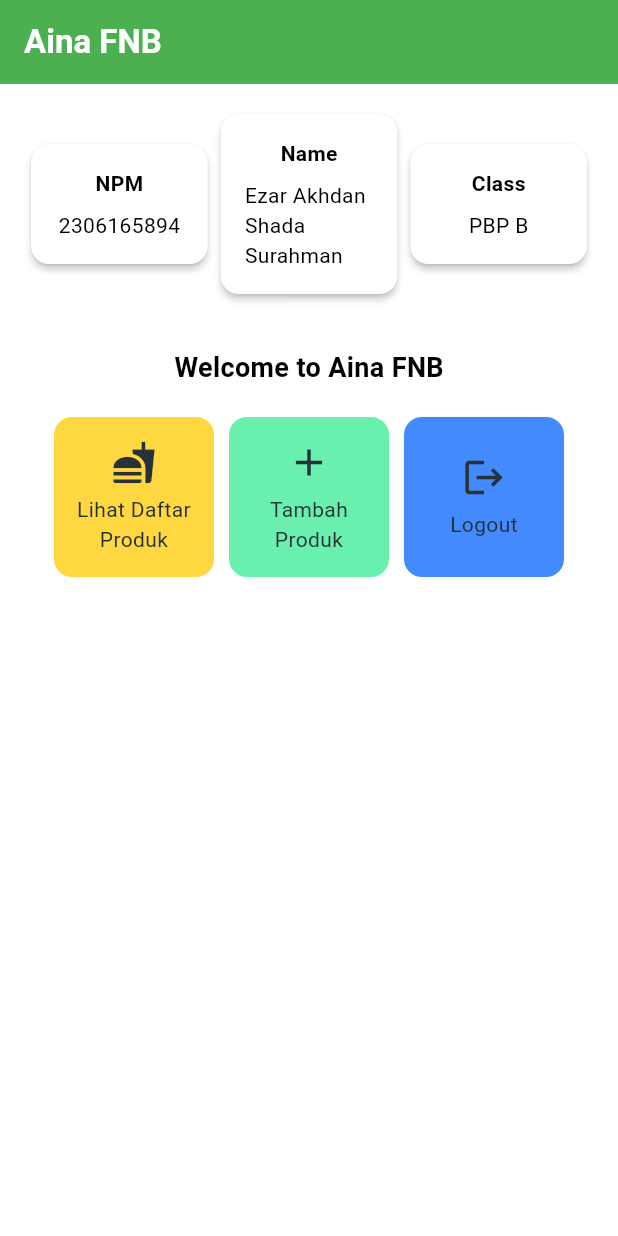
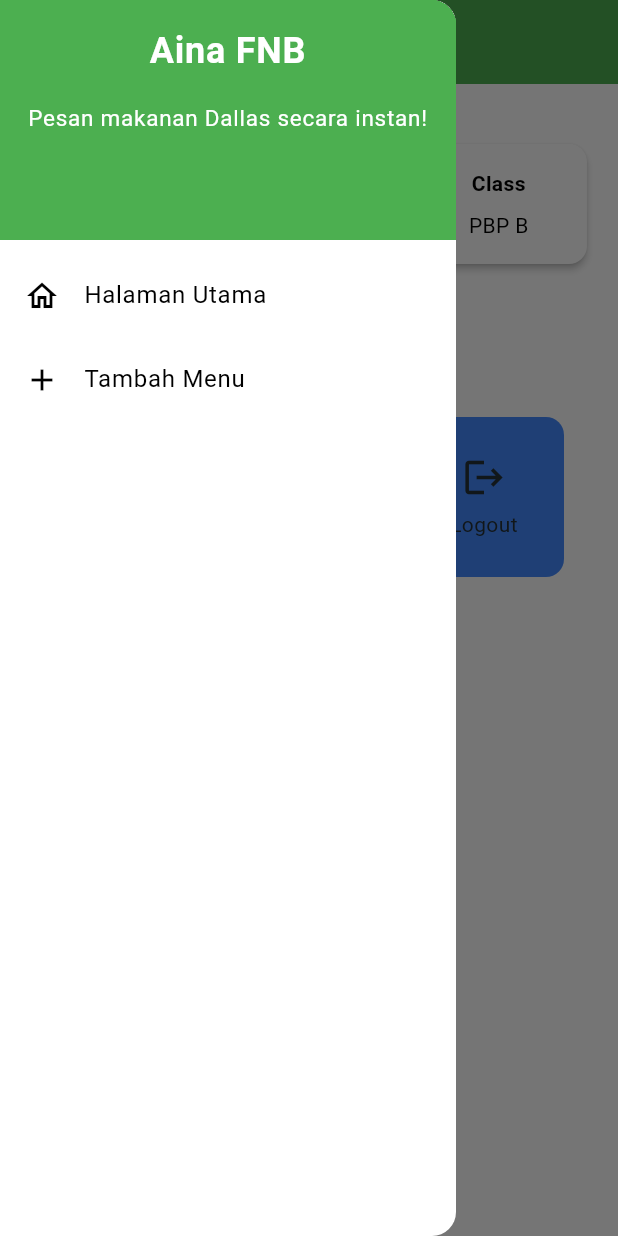
Before and after one commit to ezarsurahman/aina-fnb-mobile, a Flutter app: the screen it shows after launch, with the side drawer open (before the commit the screen has no drawer), on a phone screen of 412 x 824 dp. Run offline on Flutter 3.47's test engine with Material 3 defaults, Android fonts, the phone set to English and light mode, and no system bars.

Commit message:
Complete Tugas 8

```diff
--- a/lib/main.dart
+++ b/lib/main.dart
@@ -1,5 +1,5 @@
 import 'package:flutter/material.dart';
-import 'package:aina_fnb_mobile/menu.dart';
+import 'package:aina_fnb_mobile/screens/menu.dart';
 
 void main() {
   runApp(const MyApp());
--- a/lib/menu.dart
+++ b/lib/screens/menu.dart
@@ -1,4 +1,8 @@
 import 'package:flutter/material.dart';
+import 'package:aina_fnb_mobile/widgets/left_drawer.dart';
+import 'package:aina_fnb_mobile/screens/menuentry_form.dart';
+import 'package:aina_fnb_mobile/widgets/menu_card.dart';
+
 class MyHomePage extends StatelessWidget {
   MyHomePage({super.key});
 
@@ -7,8 +11,8 @@ class MyHomePage extends StatelessWidget {
   final String className = 'PBP B'; // Kelas
 
   final List<ItemHomepage> items = [
-        ItemHomepage("Lihat Daftar Produk", Icons.fastfood, Colors.amberAccent),
-        ItemHomepage("Tambah Produk", Icons.add, Colors.greenAccent),
+        ItemHomepage("Lihat Daftar Menu", Icons.fastfood, Colors.amberAccent),
+        ItemHomepage("Tambah Menu", Icons.add, Colors.greenAccent),
         ItemHomepage("Logout", Icons.logout,Colors.blueAccent),
       ];
 
@@ -26,9 +30,11 @@ class MyHomePage extends StatelessWidget {
             fontWeight: FontWeight.bold,
           ),
         ),
+        iconTheme: const IconThemeData(color: Colors.white),
         // Warna latar belakang AppBar diambil dari skema warna tema aplikasi.
         backgroundColor: Theme.of(context).colorScheme.primary,
       ),
+      drawer: const LeftDrawer(),
       // Body halaman dengan padding di sekelilingnya.
       body: Padding(
         padding: const EdgeInsets.all(16.0),
@@ -53,7 +59,6 @@ class MyHomePage extends StatelessWidget {
             Center(
               child: Column(
                 // Menyusun teks dan grid item secara vertikal.
-
                 children: [
                   // Menampilkan teks sambutan dengan gaya tebal dan ukuran 18.
                   const Padding(
@@ -66,7 +71,6 @@ class MyHomePage extends StatelessWidget {
                       ),
                     ),
                   ),
-
                   // Grid untuk menampilkan ItemCard dalam bentuk grid 3 kolom.
                   GridView.count(
                     primary: true,
@@ -124,65 +128,3 @@ class InfoCard extends StatelessWidget {
     );
   }
 }
-
-class ItemHomepage {
-    final String name;
-    final IconData icon;
-    final Color color;
-
-    ItemHomepage(this.name, this.icon, this.color);
-}
-
-class ItemCard extends StatelessWidget {
-  // Menampilkan kartu dengan ikon dan nama.
-
-  final ItemHomepage item;
-
-  const ItemCard(this.item, {super.key});
-
-  @override
-  Widget build(BuildContext context) {
-    return Material(
-      // Menentukan warna latar belakang dari tema aplikasi.
-      color: item.color,
-      // Membuat sudut kartu melengkung.
-      borderRadius: BorderRadius.circular(12),
-
-      child: InkWell(
-        // Aksi ketika kartu ditekan.
-        onTap: () {
-          // Menampilkan pesan SnackBar saat kartu ditekan.
-          ScaffoldMessenger.of(context)
-            ..hideCurrentSnackBar()
-            ..showSnackBar(
-              SnackBar(content: Text("Kamu telah menekan tombol ${item.name}!"))
-            );
-        },
-        // Container untuk menyimpan Icon dan Text
-        child: Container(
-          padding: const EdgeInsets.all(8),
-          child: Center(
-            child: Column(
-              // Menyusun ikon dan teks di tengah kartu.
-              mainAxisAlignment: MainAxisAlignment.center,
-              children: [
-                Icon(
-                  item.icon,
-                  color: Colors.blueGrey[900]!,
-                  size: 30.0,
-                ),
-                const Padding(padding: EdgeInsets.all(3)),
-                Text(
-                  item.name,
-                  textAlign: TextAlign.center,
-                  style: const TextStyle(color: Color.fromARGB(255, 37, 49, 55)),
-                ),
-              ],
-            ),
-          ),
-        ),
-      ),
-    );
-  }
-
-}
--- /dev/null
+++ b/lib/widgets/left_drawer.dart
@@ -0,0 +1,67 @@
+import 'package:flutter/material.dart';
+import 'package:aina_fnb_mobile/screens/menu.dart';
+import 'package:aina_fnb_mobile/screens/menuentry_form.dart';
+
+class LeftDrawer extends StatelessWidget {
+  const LeftDrawer({super.key});
+
+  @override
+  Widget build(BuildContext context) {
+    return Drawer(
+      backgroundColor: Colors.white,
+      child: ListView(
+        children: [
+          DrawerHeader(
+            decoration: BoxDecoration(
+            color: Theme.of(context).colorScheme.primary,
+            ),
+            child: const Column(
+              children: [
+                Text(
+                  'Aina FNB',
+                  textAlign: TextAlign.center,
+                  style: TextStyle(
+                    fontSize: 24,
+                    fontWeight: FontWeight.bold,
+                    color: Colors.white,
+                  ),
+                ),
+                Padding(padding: EdgeInsets.all(8)),
+                Text(
+                  "Pesan makanan Dallas secara instan!",
+                  // TODO: Tambahkan gaya teks dengan center alignment, font ukuran 15, warna putih, dan weight biasa
+                  textAlign: TextAlign.center,
+                  style: TextStyle(fontSize: 15, color: Colors.white),
+                  ),
+                ],
+              ),
+            ),
+          ListTile(
+            leading: const Icon(Icons.home_outlined),
+            title: const Text('Halaman Utama'),
+            // Bagian redirection ke MyHomePage
+            onTap: () {
+            Navigator.pushReplacement(
+                context,
+                MaterialPageRoute(
+                    builder: (context) => MyHomePage(),
+                ));
+              },
+            ),
+          ListTile(
+            leading: const Icon(Icons.add),
+            title: const Text('Tambah Menu'),
+            // Bagian redirection ke MoodEntryFormPage
+            onTap: () {
+            Navigator.pushReplacement(
+                context,
+                MaterialPageRoute(
+                    builder: (context) => MenuEntryForm(),
+                ));
+            },
+          ),
+        ],
+      ),
+    );
+  }
+}
--- /dev/null
+++ b/lib/widgets/menu_card.dart
@@ -0,0 +1,73 @@
+import 'package:flutter/material.dart';
+import 'package:aina_fnb_mobile/screens/menuentry_form.dart';
+
+class ItemHomepage {
+    final String name;
+    final IconData icon;
+    final Color color;
+
+    ItemHomepage(this.name, this.icon, this.color);
+}
+
+class ItemCard extends StatelessWidget {
+  // Menampilkan kartu dengan ikon dan nama.
+
+  final ItemHomepage item;
+
+  const ItemCard(this.item, {super.key});
+
+  @override
+  Widget build(BuildContext context) {
+    return Material(
+      // Menentukan warna latar belakang dari tema aplikasi.
+      color: item.color,
+      // Membuat sudut kartu melengkung.
+      borderRadius: BorderRadius.circular(12),
+
+      child: InkWell(
+        // Aksi ketika kartu ditekan.
+        onTap: () {
+          // Menampilkan pesan SnackBar saat kartu ditekan.
+          ScaffoldMessenger.of(context)
+            ..hideCurrentSnackBar()
+            ..showSnackBar(
+              SnackBar(content: Text("Kamu telah menekan tombol ${item.name}!"))
+            );
+              // Navigate ke route yang sesuai (tergantung jenis tombol)
+            if (item.name == "Tambah Menu") {
+              // TODO: Gunakan Navigator.push untuk melakukan navigasi ke MaterialPageRoute yang mencakup MoodEntryFormPage.
+              Navigator.push(
+                context,
+                MaterialPageRoute(
+                    builder: (context) => MenuEntryForm(),
+                ));
+            }
+        },
+        // Container untuk menyimpan Icon dan Text
+        child: Container(
+          padding: const EdgeInsets.all(8),
+          child: Center(
+            child: Column(
+              // Menyusun ikon dan teks di tengah kartu.
+              mainAxisAlignment: MainAxisAlignment.center,
+              children: [
+                Icon(
+                  item.icon,
+                  color: Colors.blueGrey[900]!,
+                  size: 30.0,
+                ),
+                const Padding(padding: EdgeInsets.all(3)),
+                Text(
+                  item.name,
+                  textAlign: TextAlign.center,
+                  style: const TextStyle(color: Color.fromARGB(255, 37, 49, 55)),
+                ),
+              ],
+            ),
+          ),
+        ),
+      ),
+    );
+  }
+
+}
--- a/pubspec.yaml
+++ b/pubspec.yaml
@@ -30,6 +30,7 @@ environment:
 dependencies:
   flutter:
     sdk: flutter
+  http: ^0.13.5
 
 
   # The following adds the Cupertino Icons font to your application.
```
Also changed, not shown: lib/screens/menuentry_form.dart (added, +230 -0 lines), pubspec.lock.
